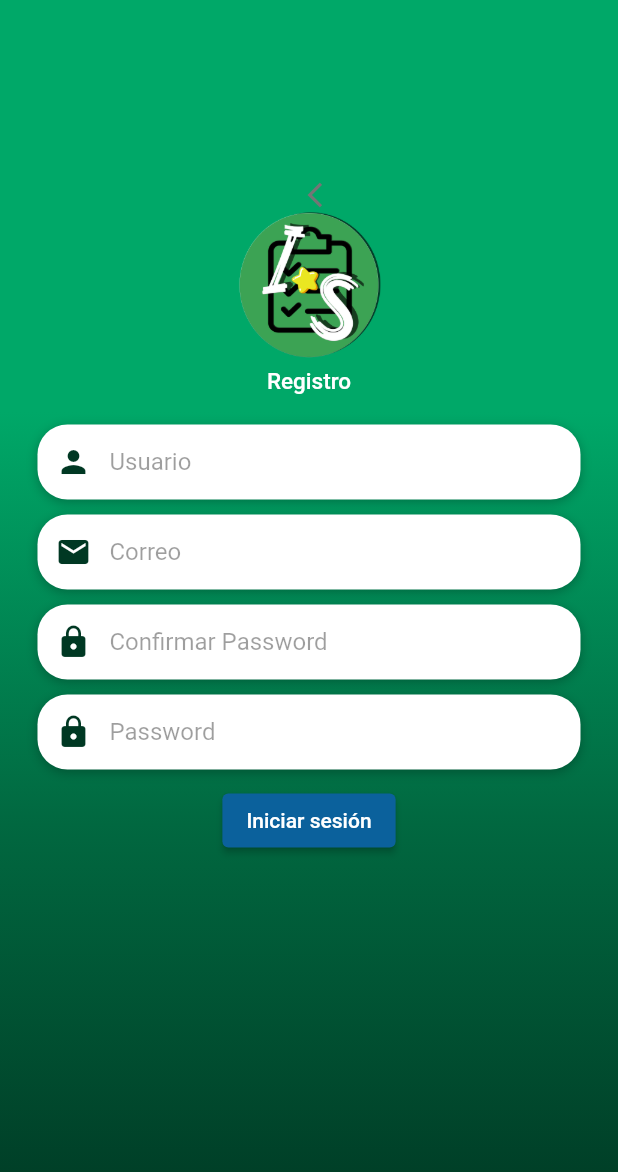
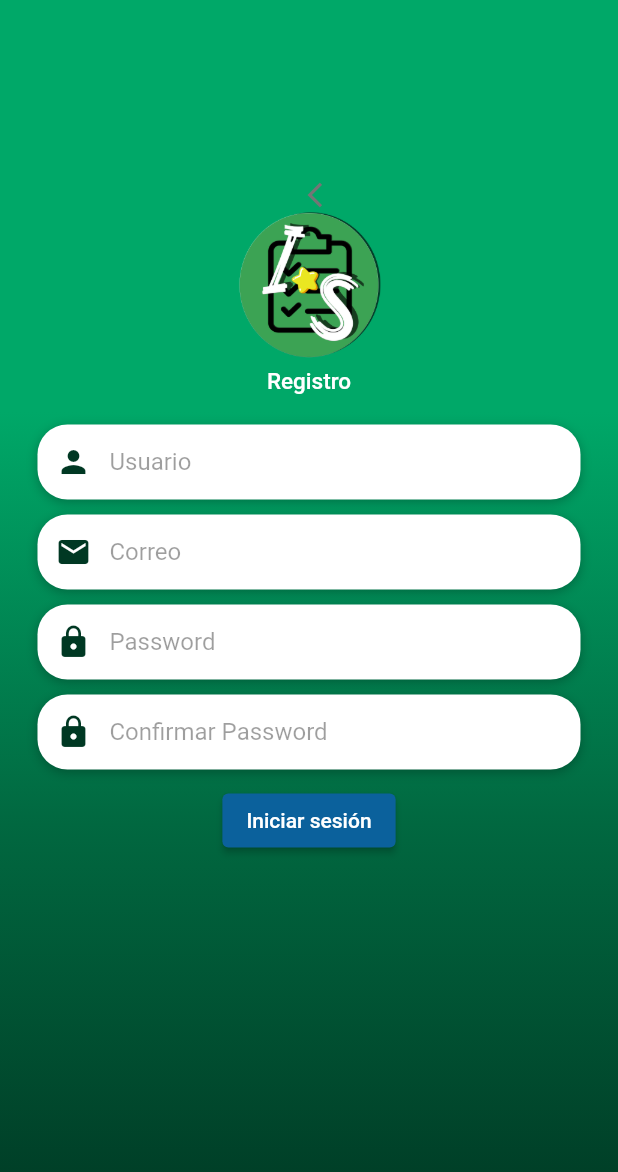
Before and after one commit to agonzted/IS_APP, a Flutter app: the Registro screen opened directly, after a tap on "Iniciar sesión", on a phone screen of 412 x 824 dp. Shown: the top 1172 px of the screen. Run offline on Flutter 3.47's test engine with Material 2 defaults, Android fonts, the phone set to English and light mode, and no system bars; our stand-ins replace date_format, firebase_database, firebase_storage, image_picker; accounts and stored records are empty; network calls fail.

Commit message:
el bueno

```diff
--- a/lib/src/listview_product.dart
+++ b/lib/src/listview_product.dart
@@ -42,6 +42,8 @@ class _ListViewProductState extends State<ListViewProduct> {
       }
     });
   }
+
+
 
   _deleteProduct(String id) async {
     //print(widget.nameData);
--- a/lib/src/registro.dart
+++ b/lib/src/registro.dart
@@ -24,7 +24,7 @@ class Registro extends StatelessWidget {
 
     var body = json.encode(data);
     if (passwordController.text == confirmPasswordController.text) {
-      var response = await http.post(Uri.parse('http://10.0.2.2:3000/api/users'),
+      var response = await http.post(Uri.parse('https://api-inventary.herokuapp.com/api/users'),
           headers: {"Content-Type": "application/json"}, body: body);
     }
   }
@@ -154,7 +154,7 @@ class Registro extends StatelessWidget {
                       border: InputBorder.none,
                       contentPadding: EdgeInsets.only(top: 14),
                       prefixIcon: Icon(Icons.lock, color: Color(0xFF003823)),
-                      hintText: 'Confirmar Password',
+                      hintText: 'Password',
                       hintStyle: TextStyle(color: Colors.black38)),
                 ),
               ),
@@ -181,7 +181,7 @@ class Registro extends StatelessWidget {
                       border: InputBorder.none,
                       contentPadding: EdgeInsets.only(top: 14),
                       prefixIcon: Icon(Icons.lock, color: Color(0xFF003823)),
-                      hintText: 'Password',
+                      hintText: 'Confirmar Password',
                       hintStyle: TextStyle(color: Colors.black38)),
                 ),
               ),
```
